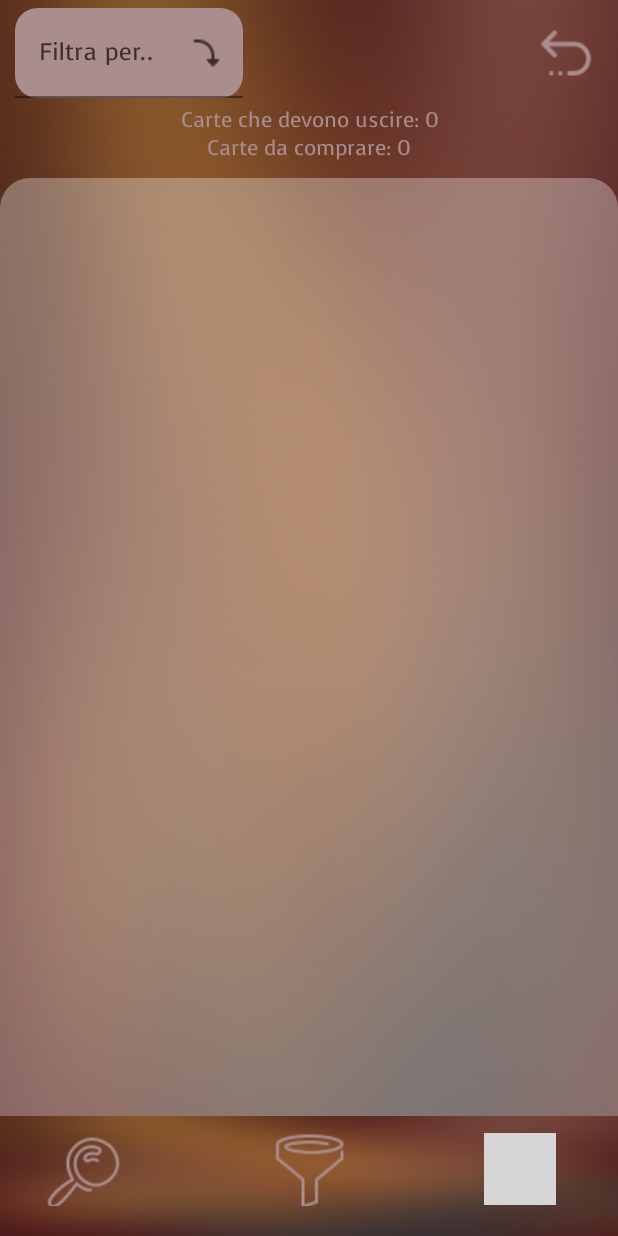
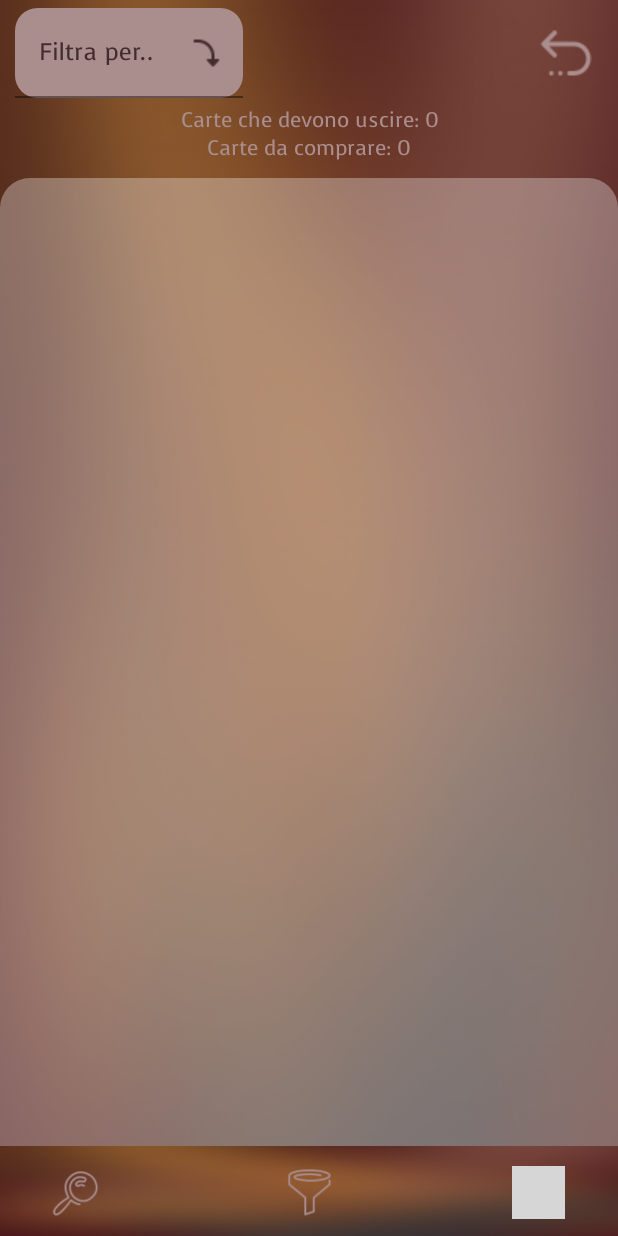
Before and after one commit to GiuliaT1996/CardTrackingApp, an Android app: the MenuActivity screen opened directly, with no data from a screen before it, after a tap on an icon or button, on a phone screen of 412 x 824 dp. Run offline under Robolectric (Android 15) with nearby library versions, the phone set to English and light mode, and no system bars; plain views replace RoundedImageView; 1 statement that could not run was skipped; grey boxes are pictures that could not be loaded.

Commit message:
minor aestethic changes, new on back pressed handler

```diff
--- a/app/src/main/java/com/angiuprojects/cardtrackingapp/activities/MenuActivity.kt
+++ b/app/src/main/java/com/angiuprojects/cardtrackingapp/activities/MenuActivity.kt
@@ -35,9 +35,13 @@ class MenuActivity : AppCompatActivity() {
 
     lateinit var itemTouchHelper: ItemTouchHelper
 
+    var searchFilterClicked : Boolean = false
+
     override fun onCreate(savedInstanceState: Bundle?) {
         super.onCreate(savedInstanceState)
         setContentView(R.layout.activity_menu)
+
+        searchFilterClicked = false
 
         Constants.getInstance().getInstanceCards()?.removeAll{it.name == ""}
 
@@ -154,14 +158,14 @@ class MenuActivity : AppCompatActivity() {
 
     fun onClickFilter(view : View) {
         setButtonNonClickable()
-        findViewById<ImageButton>(R.id.refresh_button).visibility = View.VISIBLE
+        refreshButton()
         findViewById<TextInputLayout>(R.id.filter_dropdown).visibility = View.VISIBLE
         createFilterAdapter()
     }
 
     fun onClickSearch(view : View) {
         setButtonNonClickable()
-        findViewById<ImageButton>(R.id.refresh_button).visibility = View.VISIBLE
+        refreshButton()
         val searchInputText = findViewById<TextInputLayout>(R.id.search_input_text)
         searchInputText.visibility = View.VISIBLE
         searchInputText.editText?.addTextChangedListener(object : TextWatcher {
@@ -176,22 +180,35 @@ class MenuActivity : AppCompatActivity() {
         })
     }
 
+    private fun refreshButton() {
+        val refreshButton = findViewById<ImageButton>(R.id.refresh_button)
+        refreshButton.visibility = View.VISIBLE
+        refreshButton.setOnClickListener { onClickRefreshActivity() }
+    }
+
     private fun setButtonNonClickable() {
         findViewById<ImageButton>(R.id.filter_button).isClickable = false
         findViewById<ImageButton>(R.id.search_button).isClickable = false
         findViewById<TextView>(R.id.title).visibility = View.INVISIBLE
         findViewById<ImageButton>(R.id.settings_button).visibility = View.INVISIBLE
+        searchFilterClicked = true
     }
 
-    fun onClickRefreshActivity(view : View) {
+    private fun onClickRefreshActivity() {
         setContentView(R.layout.activity_menu)
         Constants.getInstance().getInstanceCards()?.let { setRecyclerAdapter(it) }
         Constants.getInstance().getInstanceCards()?.let { populateCardCounter(it) }
+        searchFilterClicked = false
     }
 
     override fun onBackPressed() {
-        finishAffinity()
-        finish()
+
+        if(searchFilterClicked) {
+            onClickRefreshActivity()
+        } else {
+            finishAffinity()
+            finish()
+        }
     }
 
     fun onClickAdd(view: View) {
--- a/app/src/main/res/layout/activity_menu.xml
+++ b/app/src/main/res/layout/activity_menu.xml
@@ -57,7 +57,6 @@
         android:layout_marginBottom="10dp"
         android:background="@color/transparent"
         android:backgroundTint="@color/cream"
-        android:onClick="onClickRefreshActivity"
         android:src="@drawable/icons8_ritorno_48"
         android:visibility="invisible"
         app:tint="@color/cream"
@@ -166,9 +165,8 @@
         android:layout_width="match_parent"
         android:layout_height="match_parent"
         android:layout_below="@+id/counter"
-        android:background="@drawable/recycler_background"
         android:layout_marginTop="10dp"
-        />
+        android:background="@drawable/recycler_background" />
 
     <androidx.recyclerview.widget.RecyclerView
         android:id="@+id/card_recycler_view"
@@ -176,11 +174,11 @@
         android:layout_height="match_parent"
         android:layout_below="@+id/counter"
         android:layout_marginTop="10dp"
-        android:layout_marginBottom="80dp" />
+        android:layout_marginBottom="60dp" />
 
     <com.makeramen.roundedimageview.RoundedImageView
         android:layout_width="match_parent"
-        android:layout_height="80dp"
+        android:layout_height="60dp"
         android:layout_alignParentBottom="true"
         android:background="@drawable/brown_background"
         app:riv_mutate_background="true"
@@ -191,50 +189,41 @@
 
     <RelativeLayout
         android:layout_width="match_parent"
-        android:layout_height="90dp"
+        android:layout_height="60dp"
         android:layout_alignParentBottom="true">
 
         <ImageButton
             android:id="@+id/filter_button"
-            android:layout_width="50dp"
-            android:layout_height="50dp"
+            android:layout_width="40dp"
+            android:layout_height="40dp"
             android:layout_centerHorizontal="true"
-            android:layout_marginStart="10dp"
-            android:layout_marginTop="20dp"
-            android:layout_marginEnd="10dp"
-            android:background="@color/transparent"
+            android:layout_marginTop="10dp"
+            android:background="@drawable/icons8_funnel_64"
+            android:backgroundTint="@color/cream"
             android:onClick="onClickFilter"
-            android:src="@drawable/icons8_funnel_64"
-            app:tint="@color/cream"
             tools:ignore="UsingOnClickInXml" />
 
         <ImageButton
             android:id="@+id/search_button"
-            android:layout_width="50dp"
-            android:layout_height="50dp"
+            android:layout_width="40dp"
+            android:layout_height="40dp"
             android:layout_marginStart="30dp"
-            android:layout_marginTop="20dp"
-            android:background="@color/transparent"
+            android:layout_marginTop="10dp"
+            android:background="@drawable/icons8_search_64"
             android:backgroundTint="@color/cream"
             android:onClick="onClickSearch"
-            android:src="@drawable/icons8_search_64"
-            app:tint="@color/cream"
             tools:ignore="UsingOnClickInXml" />
 
         <ImageButton
             android:id="@+id/add_button"
-            android:layout_width="60dp"
-            android:layout_height="60dp"
+            android:layout_width="35dp"
+            android:layout_height="35dp"
             android:layout_alignParentEnd="true"
-            android:layout_marginTop="15dp"
+            android:layout_marginTop="13dp"
             android:layout_marginEnd="35dp"
-            android:background="@color/transparent"
+            android:background="@drawable/icons8_plus_64"
             android:backgroundTint="@color/cream"
             android:onClick="onClickAdd"
-            android:scaleX="0.8"
-            android:scaleY="0.8"
-            android:src="@drawable/icons8_plus_64"
-            app:tint="@color/cream"
             tools:ignore="UsingOnClickInXml" />
 
     </RelativeLayout>
```
Also changed, not shown: app/src/main/java/com/angiuprojects/cardtrackingapp/activities/AddActivity.kt (+21 -4 lines).
